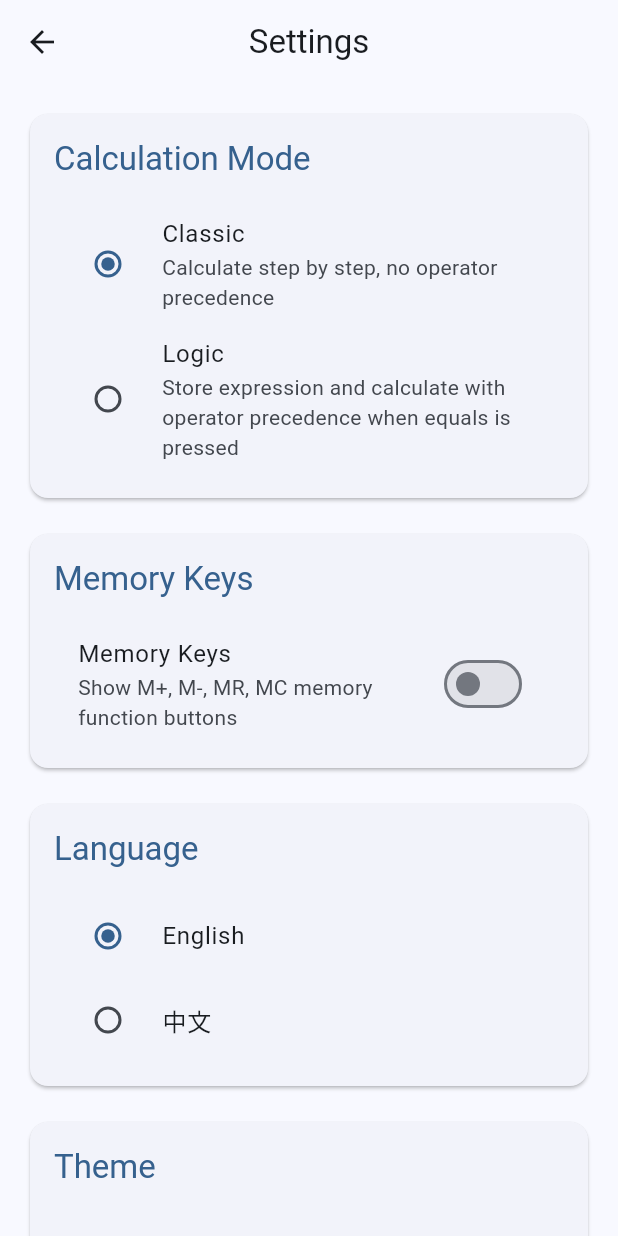
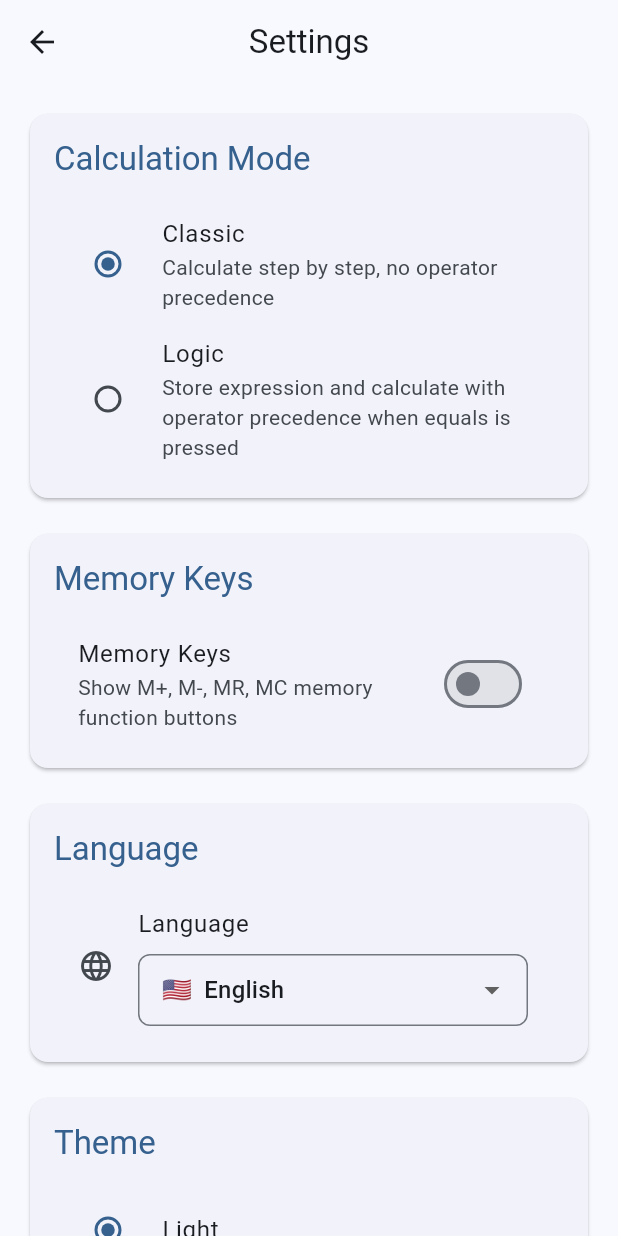
Before and after one commit to ILoveScratch2/Pangolock-Calculator, a Flutter app: the SettingsPage screen opened directly with empty values, on a phone screen of 412 x 824 dp. Run offline on Flutter 3.47's test engine with Material 3 defaults, Android fonts, the phone set to English and light mode, and no system bars; our stand-ins replace shared_preferences; accounts and stored records are empty; generated files the repository leaves out were written again.

Commit message:
refactor language select & release 0.4.0

```diff
--- a/lib/main.dart
+++ b/lib/main.dart
@@ -674,10 +674,10 @@ class _CalculatorScreenState extends State<CalculatorScreen> {
     showAboutDialog(
       context: context,
       applicationName: localizations.appTitle,
-      applicationVersion: '0.2.1',
+      applicationVersion: '0.4.0',
       applicationIcon: const Icon(Icons.calculate, size: 48),
       children: [
-        Text('${localizations.version}: 0.2.1'),
+        Text('${localizations.version}: 0.4.0'),
         const SizedBox(height: 16),
         Text(localizations.appDescription),
         const SizedBox(height: 8),
--- a/lib/settings_page.dart
+++ b/lib/settings_page.dart
@@ -123,25 +123,51 @@ class SettingsPage extends StatelessWidget {
                     ),
                   ),
                   const SizedBox(height: 16),
-                  RadioListTile<Locale>(
-                    title: const Text('English'),
-                    value: const Locale('en'),
-                    groupValue: currentLocale,
+                  ListTile(
+                    leading: const Icon(Icons.language),
+                    title: Text(localizations.language),
+                    subtitle: Padding(
+                      padding: const EdgeInsets.only(top: 8),
+                      child: DropdownButtonFormField<Locale>(
+                        value: currentLocale,
+                        decoration: InputDecoration(
+                          border: OutlineInputBorder(
+                            borderRadius: BorderRadius.circular(8),
+                          ),
+                          contentPadding: const EdgeInsets.symmetric(
+                            horizontal: 12,
+                            vertical: 8,
+                          ),
+                        ),
+                        items: const [
+                          DropdownMenuItem<Locale>(
+                            value: Locale('en'),
+                            child: Row(
+                              children: [
+                                Text('🇺🇸'),
+                                SizedBox(width: 8),
+                                Text('English'),
+                              ],
+                            ),
+                          ),
+                          DropdownMenuItem<Locale>(
+                            value: Locale('zh'),
+                            child: Row(
+                              children: [
+                                Text('🇨🇳'),
+                                SizedBox(width: 8),
+                                Text('中文'),
+                              ],
+                            ),
+                          ),
+                        ],
                         onChanged: (Locale? value) {
                           if (value != null) {
                             onLocaleChange(value);
                           }
                         },
                       ),
-                  RadioListTile<Locale>(
-                    title: const Text('中文'),
-                    value: const Locale('zh'),
-                    groupValue: currentLocale,
-                    onChanged: (Locale? value) {
-                      if (value != null) {
-                        onLocaleChange(value);
-                      }
-                    },
+                    ),
                   ),
                 ],
               ),
--- a/pubspec.yaml
+++ b/pubspec.yaml
@@ -16,7 +16,7 @@ publish_to: 'none' # Remove this line if you wish to publish to pub.dev
 # https://developer.apple.com/library/archive/documentation/General/Reference/InfoPlistKeyReference/Articles/CoreFoundationKeys.html
 # In Windows, build-name is used as the major, minor, and patch parts
 # of the product and file versions while build-number is used as the build suffix.
-version: 0.3.0+5
+version: 0.4.0+1
 
 environment:
   sdk: ^3.6.1
```
Lines whose indentation alone changed are shown as unchanged.
